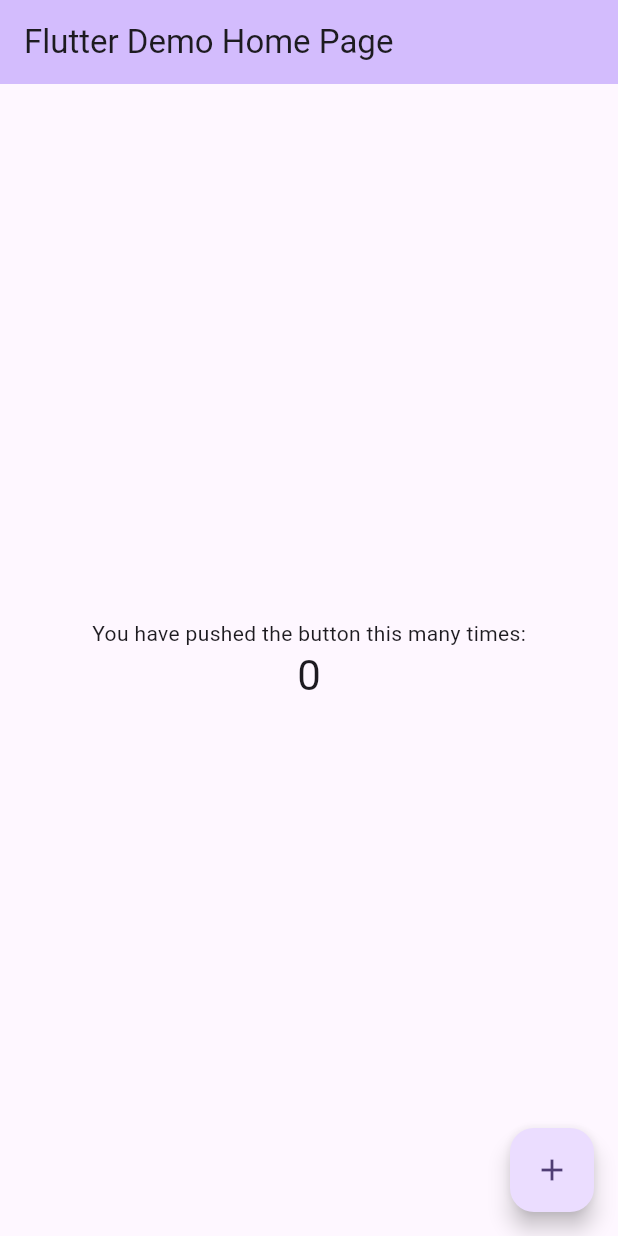
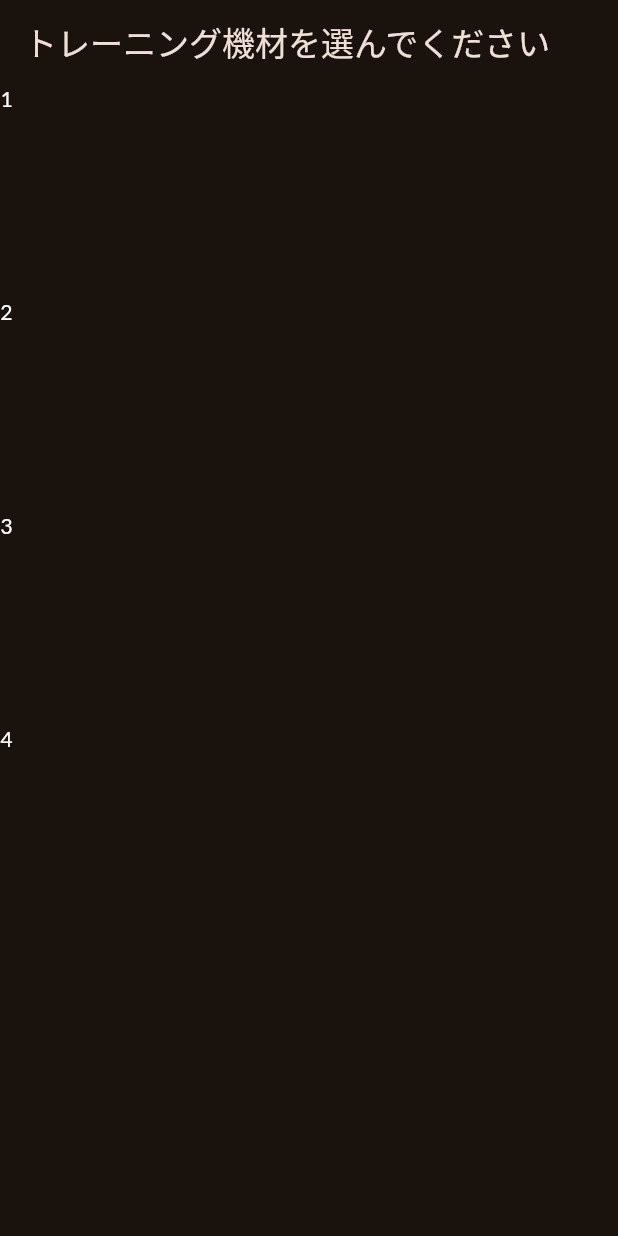
Before and after one commit to williamzhou8818/time-fit-mobile, a Flutter app: the screen it shows after launch, on a phone screen of 412 x 824 dp. Run offline on Flutter 3.47's test engine with Material 2 defaults, Android fonts, the phone set to English and light mode, and no system bars; our stand-ins replace google_fonts.

Commit message:
[Update] Add the categories screen

```diff
--- /dev/null
+++ b/lib/categories.dart
@@ -0,0 +1,27 @@
+import 'package:flutter/material.dart';
+
+class CategoriesScreen extends StatelessWidget {
+  const CategoriesScreen({super.key});
+
+  @override
+  Widget build(BuildContext context) {
+    return Scaffold(
+        appBar: AppBar(
+          title: const Text('トレーニング機材を選んでください'),
+        ),
+        body: GridView(
+          gridDelegate: const SliverGridDelegateWithFixedCrossAxisCount(
+            crossAxisCount: 1,
+            childAspectRatio: 3 / 1,
+            crossAxisSpacing: 5,
+            mainAxisSpacing: 5,
+          ),
+          children: const [
+            Text('1', style: TextStyle(color: Colors.white)),
+            Text('2', style: TextStyle(color: Colors.white)),
+            Text('3', style: TextStyle(color: Colors.white)),
+            Text('4', style: TextStyle(color: Colors.white)),
+          ],
+        ));
+  }
+}
--- a/lib/main.dart
+++ b/lib/main.dart
@@ -1,4 +1,15 @@
 import 'package:flutter/material.dart';
+import 'package:google_fonts/google_fonts.dart';
+import 'package:time_fit_mobile/categories.dart';
+
+final theme = ThemeData(
+  useMaterial3: true,
+  colorScheme: ColorScheme.fromSeed(
+    brightness: Brightness.dark,
+    seedColor: const Color.fromARGB(255, 131, 57, 0),
+  ),
+  textTheme: GoogleFonts.latoTextTheme(),
+);
 
 void main() {
   runApp(const MyApp());
@@ -11,115 +22,9 @@ class MyApp extends StatelessWidget {
   @override
   Widget build(BuildContext context) {
     return MaterialApp(
-      title: 'Flutter Demo',
-      theme: ThemeData(
-        // This is the theme of your application.
-        //
-        // TRY THIS: Try running your application with "flutter run". You'll see
-        // the application has a blue toolbar. Then, without quitting the app,
-        // try changing the seedColor in the colorScheme below to Colors.green
-        // and then invoke "hot reload" (save your changes or press the "hot
-        // reload" button in a Flutter-supported IDE, or press "r" if you used
-        // the command line to start the app).
-        //
-        // Notice that the counter didn't reset back to zero; the application
-        // state is not lost during the reload. To reset the state, use hot
-        // restart instead.
-        //
-        // This works for code too, not just values: Most code changes can be
-        // tested with just a hot reload.
-        colorScheme: ColorScheme.fromSeed(seedColor: Colors.deepPurple),
-        useMaterial3: true,
-      ),
-      home: const MyHomePage(title: 'Flutter Demo Home Page'),
+      title: 'TimeFit',
+      theme: theme,
+      home: const CategoriesScreen(),
     );
   }
 }
-
-class MyHomePage extends StatefulWidget {
-  const MyHomePage({super.key, required this.title});
-
-  // This widget is the home page of your application. It is stateful, meaning
-  // that it has a State object (defined below) that contains fields that affect
-  // how it looks.
-
-  // This class is the configuration for the state. It holds the values (in this
-  // case the title) provided by the parent (in this case the App widget) and
-  // used by the build method of the State. Fields in a Widget subclass are
-  // always marked "final".
-
-  final String title;
-
-  @override
-  State<MyHomePage> createState() => _MyHomePageState();
-}
-
-class _MyHomePageState extends State<MyHomePage> {
-  int _counter = 0;
-
-  void _incrementCounter() {
-    setState(() {
-      // This call to setState tells the Flutter framework that something has
-      // changed in this State, which causes it to rerun the build method below
-      // so that the display can reflect the updated values. If we changed
-      // _counter without calling setState(), then the build method would not be
-      // called again, and so nothing would appear to happen.
-      _counter++;
-    });
-  }
-
-  @override
-  Widget build(BuildContext context) {
-    // This method is rerun every time setState is called, for instance as done
-    // by the _incrementCounter method above.
-    //
-    // The Flutter framework has been optimized to make rerunning build methods
-    // fast, so that you can just rebuild anything that needs updating rather
-    // than having to individually change instances of widgets.
-    return Scaffold(
-      appBar: AppBar(
-        // TRY THIS: Try changing the color here to a specific color (to
-        // Colors.amber, perhaps?) and trigger a hot reload to see the AppBar
-        // change color while the other colors stay the same.
-        backgroundColor: Theme.of(context).colorScheme.inversePrimary,
-        // Here we take the value from the MyHomePage object that was created by
-        // the App.build method, and use it to set our appbar title.
-        title: Text(widget.title),
-      ),
-      body: Center(
-        // Center is a layout widget. It takes a single child and positions it
-        // in the middle of the parent.
-        child: Column(
-          // Column is also a layout widget. It takes a list of children and
-          // arranges them vertically. By default, it sizes itself to fit its
-          // children horizontally, and tries to be as tall as its parent.
-          //
-          // Column has various properties to control how it sizes itself and
-          // how it positions its children. Here we use mainAxisAlignment to
-          // center the children vertically; the main axis here is the vertical
-          // axis because Columns are vertical (the cross axis would be
-          // horizontal).
-          //
-          // TRY THIS: Invoke "debug painting" (choose the "Toggle Debug Paint"
-          // action in the IDE, or press "p" in the console), to see the
-          // wireframe for each widget.
-          mainAxisAlignment: MainAxisAlignment.center,
-          children: <Widget>[
-            const Text(
-              'You have pushed the button this many times:',
-            ),
-            Text(
-              '$_counter',
-              style: Theme.of(context).textTheme.headlineMedium,
-            ),
-          ],
-        ),
-      ),
-      floatingActionButton: FloatingActionButton(
-        onPressed: _incrementCounter,
-        tooltip: 'Increment',
-        child: const Icon(Icons.add),
-      ), // This trailing comma makes auto-formatting nicer for build methods.
-    );
-  }
-}
```
Also changed, not shown: pubspec.yaml (+3 -4 lines), pubspec.lock, 1 other file.
